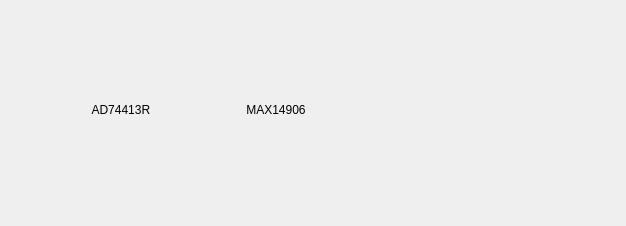
Before: the Qt Designer form plugins/swiot/ui/swiotconfig.ui in analogdevicesinc/scopy, drawn with Qt 5.
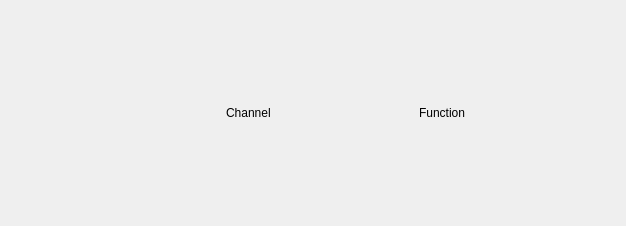
After: the same form once the commit is applied.

```diff
--- a/plugins/swiot/ui/swiotconfig.ui
+++ b/plugins/swiot/ui/swiotconfig.ui
@@ -13,66 +13,48 @@
   <property name="windowTitle">
    <string>Form</string>
   </property>
-  <widget class="QWidget" name="layoutWidget">
-   <property name="geometry">
-    <rect>
-     <x>9</x>
-     <y>9</y>
-     <width>611</width>
-     <height>201</height>
-    </rect>
-   </property>
-   <layout class="QGridLayout" name="gridLayout" rowstretch="1,5">
-    <item row="1" column="0">
-     <layout class="QVBoxLayout" name="verticalLayout">
-      <property name="spacing">
-       <number>5</number>
-      </property>
-      <property name="sizeConstraint">
-       <enum>QLayout::SetDefaultConstraint</enum>
-      </property>
-      <property name="bottomMargin">
-       <number>0</number>
-      </property>
-     </layout>
-    </item>
-    <item row="0" column="0">
-     <layout class="QHBoxLayout" name="horizontalLayout" stretch="2,2,1,1">
-      <property name="spacing">
-       <number>5</number>
-      </property>
-      <item>
+  <layout class="QVBoxLayout" name="verticalLayout_2">
+   <item>
+    <widget class="QWidget" name="mainGrid" native="true">
+     <layout class="QGridLayout" name="gridLayout" columnstretch="100,1,100,100">
+      <item row="0" column="0">
+       <widget class="QLabel" name="label">
+        <property name="text">
+         <string/>
+        </property>
+       </widget>
+      </item>
+      <item row="0" column="2">
        <widget class="QLabel" name="label_3">
         <property name="text">
-         <string>                         AD74413R</string>
+         <string>Channel</string>
         </property>
        </widget>
       </item>
-      <item>
+      <item row="0" column="1">
        <widget class="QLabel" name="label_2">
-        <property name="text">
-         <string>          MAX14906</string>
+        <property name="sizePolicy">
+         <sizepolicy hsizetype="Minimum" vsizetype="Minimum">
+          <horstretch>0</horstretch>
+          <verstretch>0</verstretch>
+         </sizepolicy>
         </property>
-       </widget>
-      </item>
-      <item>
-       <widget class="QLabel" name="label">
         <property name="text">
          <string/>
         </property>
        </widget>
       </item>
-      <item>
+      <item row="0" column="3">
        <widget class="QLabel" name="label_4">
         <property name="text">
-         <string/>
+         <string>Function</string>
         </property>
        </widget>
       </item>
      </layout>
-    </item>
-   </layout>
-  </widget>
+    </widget>
+   </item>
+  </layout>
  </widget>
  <resources/>
  <connections/>
```
